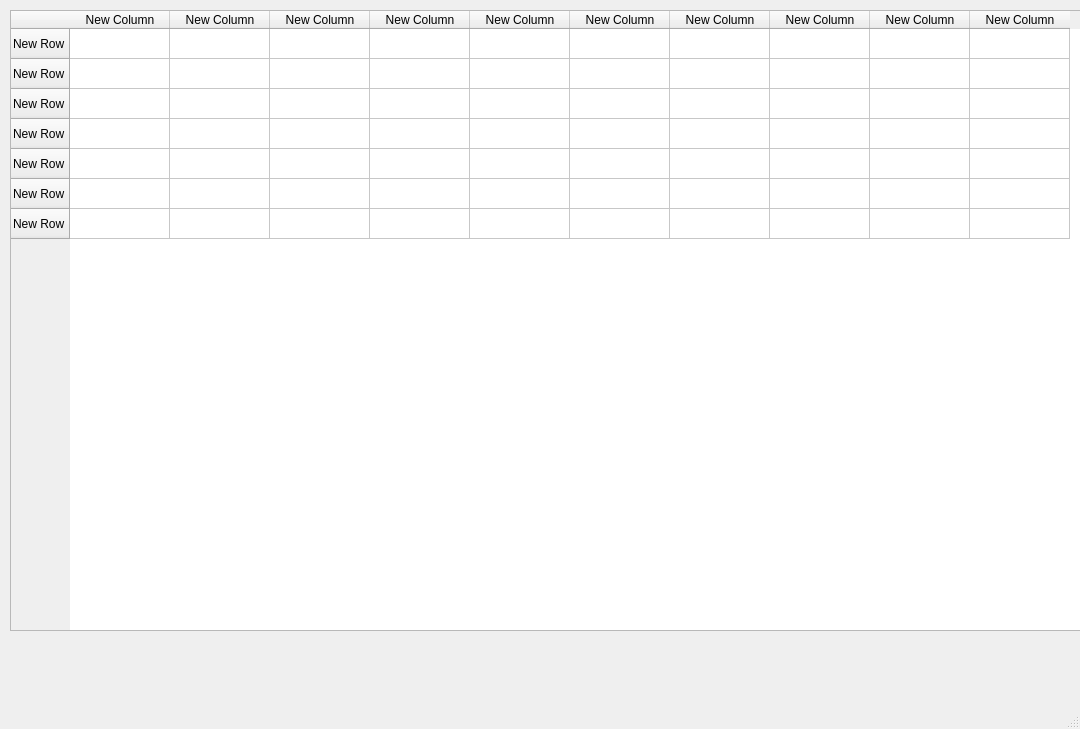
This is gradesWindow.ui in Dysky2/SEP as Qt 5 draws it before an edit. The edited form follows.
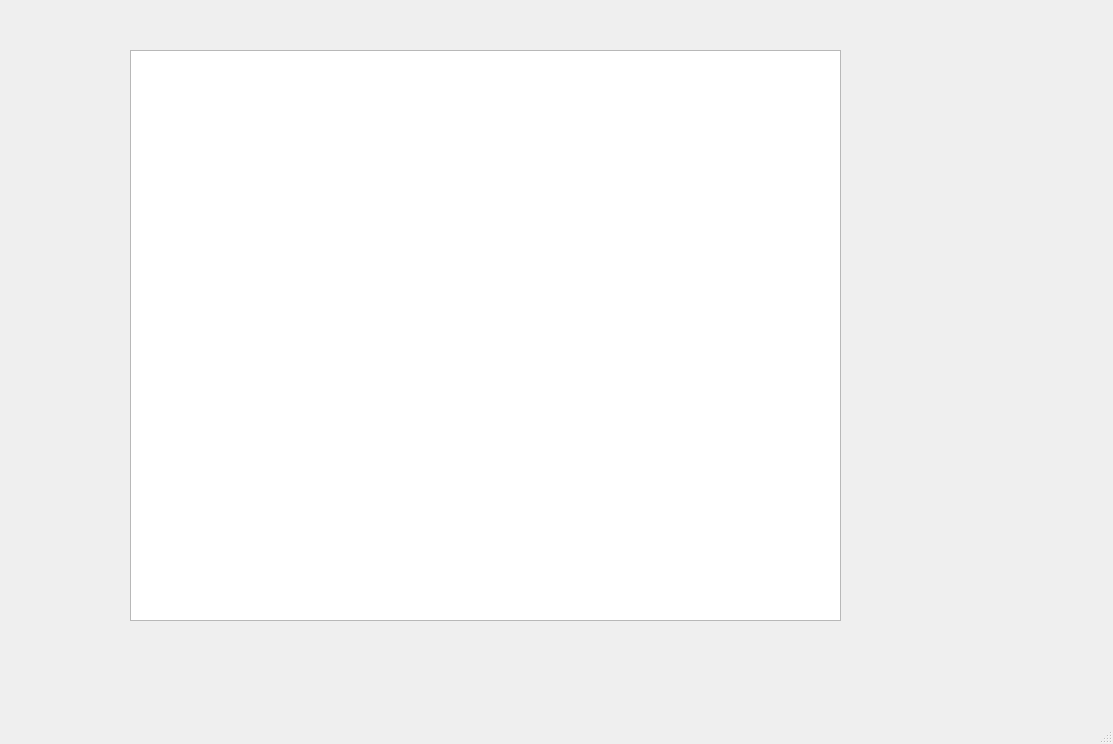
This is the edited form.

```diff
--- a/gradesWindow.ui
+++ b/gradesWindow.ui
@@ -6,8 +6,8 @@
    <rect>
     <x>0</x>
     <y>0</y>
-    <width>1080</width>
-    <height>729</height>
+    <width>1113</width>
+    <height>744</height>
    </rect>
   </property>
   <property name="windowTitle">
@@ -17,97 +17,12 @@
    <widget class="QTableWidget" name="tableWidget">
     <property name="geometry">
      <rect>
-      <x>10</x>
-      <y>10</y>
-      <width>1071</width>
-      <height>621</height>
+      <x>130</x>
+      <y>50</y>
+      <width>711</width>
+      <height>571</height>
      </rect>
     </property>
-    <row>
-     <property name="text">
-      <string>New Row</string>
-     </property>
-    </row>
-    <row>
-     <property name="text">
-      <string>New Row</string>
-     </property>
-    </row>
-    <row>
-     <property name="text">
-      <string>New Row</string>
-     </property>
-    </row>
-    <row>
-     <property name="text">
-      <string>New Row</string>
-     </property>
-    </row>
-    <row>
-     <property name="text">
-      <string>New Row</string>
-     </property>
-    </row>
-    <row>
-     <property name="text">
-      <string>New Row</string>
-     </property>
-    </row>
-    <row>
-     <property name="text">
-      <string>New Row</string>
-     </property>
-    </row>
-    <column>
-     <property name="text">
-      <string>New Column</string>
-     </property>
-    </column>
-    <column>
-     <property name="text">
-      <string>New Column</string>
-     </property>
-    </column>
-    <column>
-     <property name="text">
-      <string>New Column</string>
-     </property>
-    </column>
-    <column>
-     <property name="text">
-      <string>New Column</string>
-     </property>
-    </column>
-    <column>
-     <property name="text">
-      <string>New Column</string>
-     </property>
-    </column>
-    <column>
-     <property name="text">
-      <string>New Column</string>
-     </property>
-    </column>
-    <column>
-     <property name="text">
-      <string>New Column</string>
-     </property>
-    </column>
-    <column>
-     <property name="text">
-      <string>New Column</string>
-     </property>
-    </column>
-    <column>
-     <property name="text">
-      <string>New Column</string>
-     </property>
-    </column>
-    <column>
-     <property name="text">
-      <string>New Column</string>
-     </property>
-    </column>
    </widget>
   </widget>
   <widget class="QMenuBar" name="menubar">
```
Left out of the diff: 2 changed lines with no effect on the pictures.
